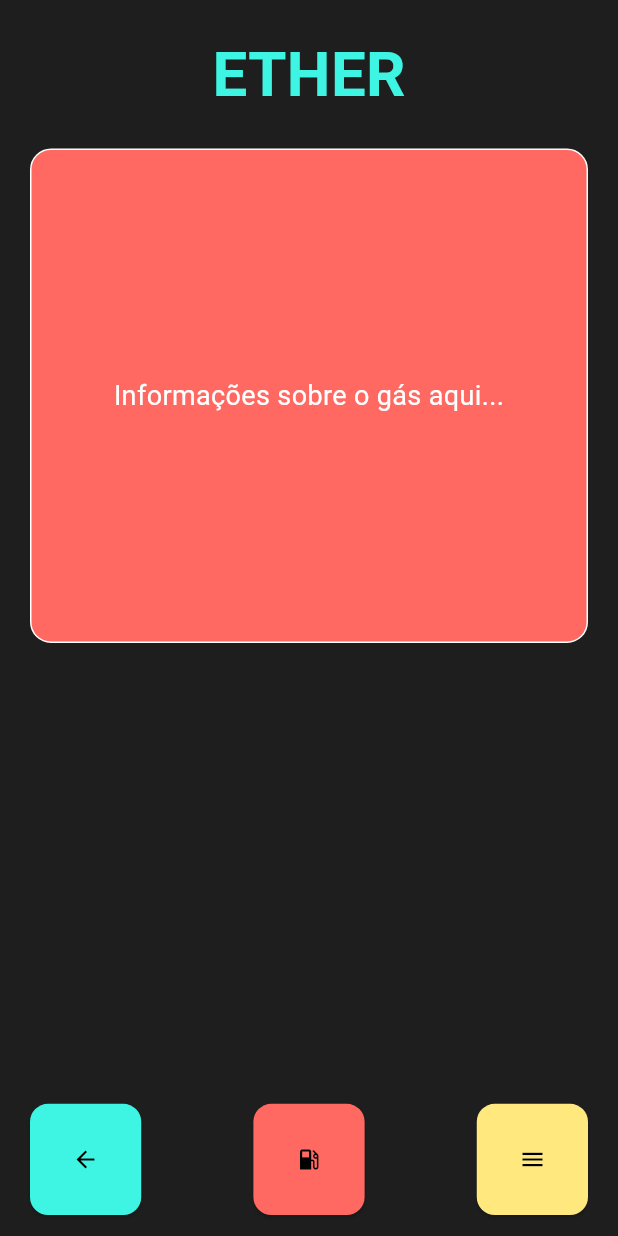
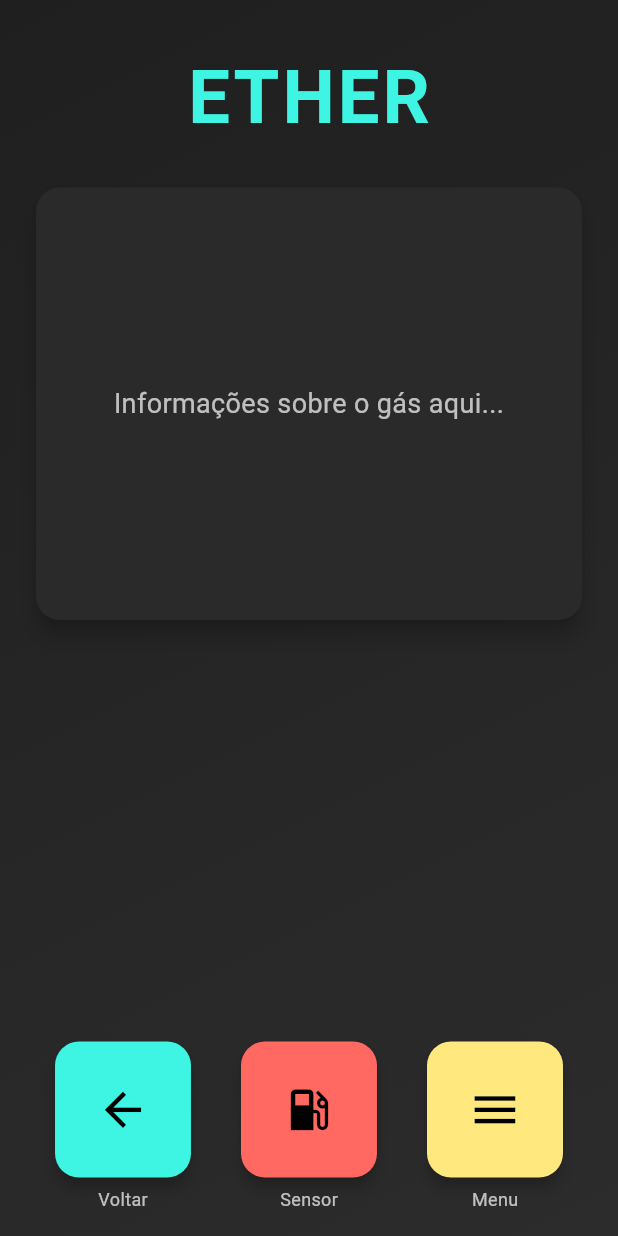
Before and after one commit to BananaScripts/IOT-Project-Disp.Moveis2, a Flutter app: the screen it shows after launch, on a phone screen of 412 x 824 dp. Run offline on Flutter 3.47's test engine with Material 3 defaults, Android fonts, the light colour scheme and no system bars.

Commit message:
Ajuste design

```diff
--- a/frontend/lib/main.dart
+++ b/frontend/lib/main.dart
@@ -1,4 +1,3 @@
-
 import 'package:flutter/material.dart';
 
 void main() {
@@ -12,7 +11,12 @@ class EtherApp extends StatelessWidget {
   Widget build(BuildContext context) {
     return MaterialApp(
       title: 'ETHER',
-      theme: ThemeData.dark(),
+      theme: ThemeData.dark().copyWith(
+        scaffoldBackgroundColor: const Color(0xFF121212),
+        textTheme: const TextTheme(
+          bodyLarge: TextStyle(fontFamily: 'Roboto'),
+        ),
+      ),
       home: const EtherHome(),
     );
   }
@@ -24,16 +28,17 @@ class EtherHome extends StatelessWidget {
   void _openSensorSidebar(BuildContext context) {
     showModalBottomSheet(
       context: context,
-      backgroundColor: Colors.grey[900],
+      backgroundColor: Colors.grey[850],
       shape: const RoundedRectangleBorder(
         borderRadius: BorderRadius.vertical(top: Radius.circular(16)),
       ),
       builder: (BuildContext context) {
-        return Container(
+        return Padding(
           padding: const EdgeInsets.all(20),
-          child: const Column(
+          child: Column(
             mainAxisSize: MainAxisSize.min,
-            children: [
+            crossAxisAlignment: CrossAxisAlignment.start,
+            children: const [
               Text(
                 'Sensor: MQ-2',
                 style: TextStyle(fontSize: 22, color: Colors.white),
@@ -54,94 +59,84 @@ class EtherHome extends StatelessWidget {
   @override
   Widget build(BuildContext context) {
     final size = MediaQuery.of(context).size;
-    final buttonSize = size.width * 0.18;
-    final fontSize = size.width * 0.1;
+    final buttonSize = size.width * 0.22; // Responsivo
 
     return Scaffold(
-      backgroundColor: const Color(0xFF1E1E1E),
-      body: SafeArea(
+      body: Container(
+        decoration: const BoxDecoration(
+          gradient: LinearGradient(
+            colors: [Color(0xFF1F1F1F), Color(0xFF2C2C2C)],
+            begin: Alignment.topLeft,
+            end: Alignment.bottomRight,
+          ),
+        ),
+        child: SafeArea(
           child: Column(
             children: [
-            Padding(
-              padding: const EdgeInsets.all(20),
-              child: Text(
+              const SizedBox(height: 30),
+              Text(
                 'ETHER',
                 style: TextStyle(
                   color: const Color(0xFF3DF5E2),
-                  fontSize: fontSize,
-                  fontWeight: FontWeight.bold,
+                  fontSize: size.width * 0.12,
+                  fontWeight: FontWeight.w700,
+                  letterSpacing: 2,
                 ),
               ),
+              const SizedBox(height: 20),
+              Padding(
+                padding: const EdgeInsets.symmetric(horizontal: 20),
+                child: Card(
+                  color: const Color(0xFF2A2A2A),
+                  elevation: 6,
+                  shape: RoundedRectangleBorder(
+                    borderRadius: BorderRadius.circular(16),
                   ),
-            Container(
-              margin: const EdgeInsets.symmetric(horizontal: 20),
-              height: size.height * 0.4,
-              decoration: BoxDecoration(
-                color: const Color(0xFFFF6961),
-                borderRadius: BorderRadius.circular(14),
-                border: Border.all(color: Colors.white, width: 1),
-              ),
+                  child: Container(
+                    height: size.height * 0.35,
+                    width: double.infinity,
+                    padding: const EdgeInsets.all(24),
                     child: const Center(
                       child: Text(
                         'Informações sobre o gás aqui...',
                         style: TextStyle(
-                    color: Colors.white,
+                          color: Colors.white70,
                           fontSize: 18,
                         ),
                         textAlign: TextAlign.center,
                       ),
                     ),
                   ),
+                ),
+              ),
               const Spacer(),
-            Container(
-              padding: const EdgeInsets.symmetric(horizontal: 20, vertical: 14),
-              color: const Color(0xFF1E1E1E),
+              Padding(
+                padding: const EdgeInsets.symmetric(horizontal: 20, vertical: 16),
                 child: Row(
-                mainAxisAlignment: MainAxisAlignment.spaceBetween,
+                  mainAxisAlignment: MainAxisAlignment.spaceAround,
                   children: [
-                  SizedBox(
-                    width: buttonSize,
-                    height: buttonSize,
-                    child: ElevatedButton(
+                    _buildActionButton(
+                      icon: Icons.arrow_back,
+                      label: 'Voltar',
+                      color: const Color(0xFF3DF5E2),
+                      size: buttonSize,
                       onPressed: () {
                         Navigator.pop(context);
                       },
-                      style: ElevatedButton.styleFrom(
-                        backgroundColor: const Color(0xFF3DF5E2),
-                        shape: RoundedRectangleBorder(
-                          borderRadius: BorderRadius.circular(12),
                     ),
+                    _buildActionButton(
+                      icon: Icons.local_gas_station,
+                      label: 'Sensor',
+                      color: const Color(0xFFFF6961),
+                      size: buttonSize,
+                      onPressed: () {},
                     ),
-                      child: const Icon(Icons.arrow_back, color: Colors.black),
-                    ),
-                  ),
-                  SizedBox(
-                    width: buttonSize,
-                    height: buttonSize,
-                    child: ElevatedButton(
-                      onPressed: () {},
-                      style: ElevatedButton.styleFrom(
-                        backgroundColor: const Color(0xFFFF6961),
-                        shape: RoundedRectangleBorder(
-                          borderRadius: BorderRadius.circular(12),
-                        ),
-                      ),
-                      child: const Icon(Icons.local_gas_station, color: Colors.black),
-                    ),
-                  ),
-                  SizedBox(
-                    width: buttonSize,
-                    height: buttonSize,
-                    child: ElevatedButton(
+                    _buildActionButton(
+                      icon: Icons.menu,
+                      label: 'Menu',
+                      color: const Color(0xFFFFE97F),
+                      size: buttonSize,
                       onPressed: () => _openSensorSidebar(context),
-                      style: ElevatedButton.styleFrom(
-                        backgroundColor: const Color(0xFFFFE97F),
-                        shape: RoundedRectangleBorder(
-                          borderRadius: BorderRadius.circular(12),
-                        ),
-                      ),
-                      child: const Icon(Icons.menu, color: Colors.black),
-                    ),
                     ),
                   ],
                 ),
@@ -149,6 +144,37 @@ class EtherHome extends StatelessWidget {
             ],
           ),
         ),
+      ),
+    );
+  }
+
+  Widget _buildActionButton({
+    required IconData icon,
+    required String label,
+    required Color color,
+    required double size,
+    required VoidCallback onPressed,
+  }) {
+    return Column(
+      children: [
+        SizedBox(
+          width: size,
+          height: size,
+          child: ElevatedButton(
+            onPressed: onPressed,
+            style: ElevatedButton.styleFrom(
+              backgroundColor: color,
+              shape: RoundedRectangleBorder(
+                borderRadius: BorderRadius.circular(16),
+              ),
+              elevation: 4,
+            ),
+            child: Icon(icon, color: Colors.black, size: size * 0.4),
+          ),
+        ),
+        const SizedBox(height: 6),
+        Text(label, style: const TextStyle(color: Colors.white70, fontSize: 12)),
+      ],
     );
   }
 }
```
Lines whose indentation alone changed are shown as unchanged.
